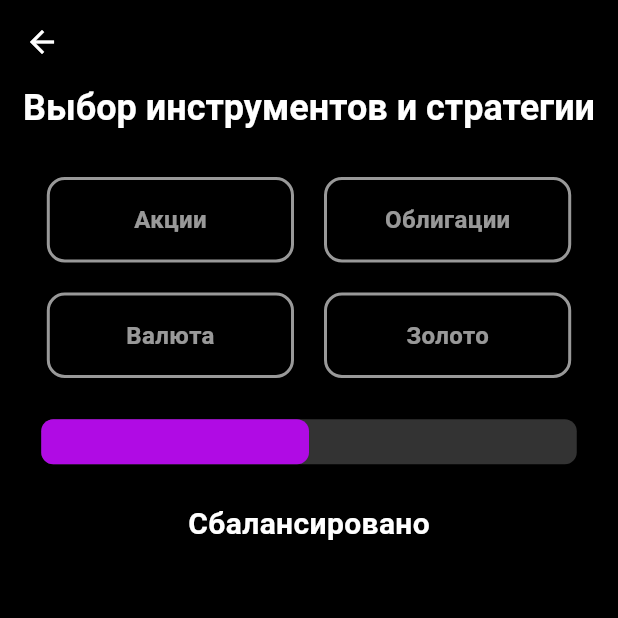
After one commit to team-x4lva/investify-client, a Flutter app: the DetailsPage screen opened by its route, on a phone screen of 412 x 824 dp, the top half of it. The commit adds this screen. Run offline on Flutter 3.47's test engine with Material 3 defaults, Android fonts, the phone set to English and light mode, and no system bars; drawn by our look-alikes of flutter_xlider; our stand-ins replace auto_route, google_fonts, syncfusion_flutter_datepicker.

Commit message:
part of details screen

```diff
--- a/lib/core/router/router.dart
+++ b/lib/core/router/router.dart
@@ -7,7 +7,11 @@ class AppRouter extends RootStackRouter {
   List<AutoRoute> get routes => [
         AutoRoute(page: HomeRoute.page, initial: true, children: [
           AutoRoute(page: SetupRoute.page, path: 'setup'),
-          AutoRoute(page: JournalRoute.page, path: 'journal')
-        ])
+          AutoRoute(
+            page: JournalRoute.page,
+            path: 'journal',
+          ),
+        ]),
+        AutoRoute(page: DetailsRoute.page, path: '/details')
       ];
 }
--- a/lib/core/widgets/investify_text_input.dart
+++ b/lib/core/widgets/investify_text_input.dart
@@ -4,14 +4,17 @@ class InvestifyTextInput extends StatelessWidget {
   const InvestifyTextInput({
     super.key,
     required this.hintText,
+    required this.controller,
   });
 
   final String hintText;
+  final TextEditingController controller;
 
   @override
   Widget build(BuildContext context) {
     final theme = Theme.of(context);
     return TextFormField(
+      controller: controller,
       style: TextStyle(
           color: theme.colorScheme.onSurface,
           fontSize: 20,
--- /dev/null
+++ b/lib/core/widgets/picker_widget.dart
@@ -0,0 +1,72 @@
+import 'package:flutter/material.dart';
+
+class PickerWidget extends StatefulWidget {
+  final List<String> elements;
+  final Color color;
+
+  const PickerWidget({
+    super.key,
+    required this.elements,
+    required this.color,
+    required this.pickedItems,
+  });
+  final List<String> pickedItems;
+  @override
+  // ignore: library_private_types_in_public_api
+  _PickerWidgetState createState() => _PickerWidgetState();
+}
+
+class _PickerWidgetState extends State<PickerWidget> {
+  @override
+  Widget build(BuildContext context) {
+    final theme = Theme.of(context);
+    return Wrap(
+      children: widget.elements.map((item) {
+        return GestureDetector(
+          onTap: () {
+            setState(() {
+              if (widget.pickedItems.contains(item)) {
+                widget.pickedItems.remove(item);
+              } else {
+                widget.pickedItems.add(item);
+              }
+            });
+          },
+          child: FittedBox(
+            fit: BoxFit.cover,
+            child: AnimatedContainer(
+              width: MediaQuery.of(context).size.width * 0.4,
+              curve: Curves.easeOut,
+              duration: const Duration(milliseconds: 200),
+              margin: const EdgeInsets.all(10),
+              padding: const EdgeInsets.symmetric(vertical: 15, horizontal: 20),
+              decoration: BoxDecoration(
+                color: widget.pickedItems.contains(item)
+                    ? widget.color
+                    : Colors.transparent,
+                borderRadius: BorderRadius.circular(12.0),
+                border: Border.all(
+                  color: widget.pickedItems.contains(item)
+                      ? widget.color
+                      : theme.hintColor,
+                  width: 2.0,
+                ),
+              ),
+              child: Center(
+                child: Text(
+                  item,
+                  style: TextStyle(
+                      color: widget.pickedItems.contains(item)
+                          ? theme.colorScheme.onSurface
+                          : theme.hintColor,
+                      fontWeight: FontWeight.bold,
+                      fontSize: 16),
+                ),
+              ),
+            ),
+          ),
+        );
+      }).toList(),
+    );
+  }
+}
--- a/lib/main.dart
+++ b/lib/main.dart
@@ -4,18 +4,19 @@ import 'package:investify/core/theme/theme.dart';
 
 void main() {
   WidgetsFlutterBinding.ensureInitialized();
-  runApp(const MainApp());
+  runApp(MainApp());
 }
 
 class MainApp extends StatelessWidget {
-  const MainApp({super.key});
+  MainApp({super.key});
+  final AppRouter _approuter = AppRouter();
 
   @override
   Widget build(BuildContext context) {
     return MaterialApp.router(
       debugShowCheckedModeBanner: false,
       theme: AppTheme.darkTheme,
-      routerConfig: AppRouter().config(),
+      routerConfig: _approuter.config(),
     );
   }
 }
--- /dev/null
+++ b/lib/presentation/details/view/details.dart
@@ -0,0 +1,123 @@
+import 'package:auto_route/auto_route.dart';
+import 'package:flutter/material.dart';
+import 'package:flutter_xlider/flutter_xlider.dart';
+import 'package:investify/core/widgets/picker_widget.dart';
+
+@RoutePage()
+class DetailsPage extends StatefulWidget {
+  const DetailsPage({super.key});
+
+  @override
+  State<DetailsPage> createState() => _DetailsPageState();
+}
+
+class _DetailsPageState extends State<DetailsPage> {
+  List<String> callbackList = [];
+  double sliderValue = 0.0;
+
+  @override
+  Widget build(BuildContext context) {
+    final theme = Theme.of(context);
+    return Scaffold(
+      appBar: AppBar(),
+      body: SingleChildScrollView(
+        child: Padding(
+          padding: const EdgeInsets.symmetric(horizontal: 10),
+          child: Column(
+            crossAxisAlignment: CrossAxisAlignment.center,
+            mainAxisAlignment: MainAxisAlignment.start,
+            children: [
+              Text(
+                'Выбор инструментов и стратегии',
+                textAlign: TextAlign.center,
+                style: theme.textTheme.headlineSmall
+                    ?.copyWith(fontWeight: FontWeight.bold),
+              ),
+              const SizedBox(
+                height: 20,
+              ),
+              PickerWidget(elements: const [
+                'Акции',
+                'Облигации',
+                'Валюта',
+                'Золото',
+              ], color: theme.primaryColor, pickedItems: callbackList),
+              CustomSlider(onValueChanged: (_) {})
+            ],
+          ),
+        ),
+      ),
+    );
+  }
+}
+
+class CustomSlider extends StatefulWidget {
+  final ValueChanged<String> onValueChanged;
+
+  const CustomSlider({required this.onValueChanged, super.key});
+
+  @override
+  State<CustomSlider> createState() => _CustomSliderState();
+}
+
+class _CustomSliderState extends State<CustomSlider> {
+  final List<String> options = [
+    "Консервативный",
+    "Сбалансировано",
+    "Агрессивно"
+  ];
+  double currentValue = 50;
+
+  @override
+  Widget build(BuildContext context) {
+    final theme = Theme.of(context);
+    return Column(
+      mainAxisSize: MainAxisSize.min,
+      children: [
+        FlutterSlider(
+          values: [currentValue],
+          min: 0,
+          max: 100,
+          tooltip: FlutterSliderTooltip(disabled: true),
+          trackBar: FlutterSliderTrackBar(
+            inactiveTrackBarHeight: 30,
+            activeTrackBarHeight: 30,
+            inactiveTrackBar: BoxDecoration(
+              color: theme.hintColor.withOpacity(0.2),
+              borderRadius: BorderRadius.circular(8),
+            ),
+            activeTrackBar: BoxDecoration(
+              color: theme.primaryColor,
+              borderRadius: BorderRadius.circular(8),
+            ),
+          ),
+          handler: FlutterSliderHandler(
+            decoration: const BoxDecoration(), // Убираем декорацию
+            child: const SizedBox.shrink(), // Заменяем на пустой виджет
+          ),
+          onDragging: (handlerIndex, lowerValue, upperValue) {
+            setState(() {
+              currentValue = lowerValue;
+              if (currentValue < 33.33) {
+                widget.onValueChanged(options[0]);
+              } else if (currentValue < 66.66) {
+                widget.onValueChanged(options[1]);
+              } else {
+                widget.onValueChanged(options[2]);
+              }
+            });
+          },
+        ),
+        const SizedBox(height: 8),
+        Text(
+          currentValue < 33.33
+              ? options[0]
+              : currentValue < 66.66
+                  ? options[1]
+                  : options[2],
+          style: const TextStyle(fontSize: 20, fontWeight: FontWeight.bold),
+        ),
+      ],
+    );
+  }
+}
--- a/lib/presentation/setup/view/setup.dart
+++ b/lib/presentation/setup/view/setup.dart
@@ -1,5 +1,6 @@
 import 'package:auto_route/auto_route.dart';
 import 'package:flutter/material.dart';
+import 'package:investify/core/router/router.gr.dart';
 import 'package:investify/core/widgets/widgets.dart';
 import 'package:syncfusion_flutter_datepicker/datepicker.dart';
 
@@ -12,16 +13,9 @@ class SetupPage extends StatefulWidget {
 }
 
 class _SetupPageState extends State<SetupPage> {
-  bool isRangeSelected = false;
-  bool isMoneySelected = false;
-  String selectedRange = 'Среднесрочный';
-  List<Widget> rangesList = [
-    const Center(
-      child: CupertinoText('Короткосрочный (неделя - месяц)'),
-    ),
-    const Center(child: CupertinoText('Среднесрочный (месяц - год)')),
-    const Center(child: CupertinoText('Долгосрочный (несколько лет)'))
-  ];
+  final daysController = TextEditingController();
+  final moneyController = TextEditingController();
+
   @override
   Widget build(BuildContext context) {
     final theme = Theme.of(context);
@@ -45,17 +39,19 @@ class _SetupPageState extends State<SetupPage> {
                 ),
               ),
             ),
-            const Column(
+            Column(
               children: [
                 Padding(
-                  padding: EdgeInsets.symmetric(horizontal: 20),
+                  padding: const EdgeInsets.symmetric(horizontal: 20),
                   child: InvestifyTextInput(
+                      controller: daysController,
                       hintText: 'Приблизительный срок в днях'),
                 ),
-                SizedBox(height: 40),
+                const SizedBox(height: 40),
                 Padding(
-                  padding: EdgeInsets.symmetric(horizontal: 20),
+                  padding: const EdgeInsets.symmetric(horizontal: 20),
                   child: InvestifyTextInput(
+                      controller: moneyController,
                       hintText: 'Введите сумму инвестиций     ₽'),
                 ),
               ],
@@ -79,7 +75,12 @@ class _SetupPageState extends State<SetupPage> {
                   )
                 ],
               ),
-              onTap: () {},
+              onTap: () {
+                if (daysController.text.isNotEmpty ||
+                    moneyController.text.isNotEmpty) {
+                  context.router.push(const DetailsRoute());
+                }
+              },
             )
           ],
         ),
--- a/pubspec.yaml
+++ b/pubspec.yaml
@@ -15,6 +15,7 @@ dependencies:
   google_fonts: ^6.2.1
   path_provider: ^2.1.5
   syncfusion_flutter_datepicker: ^27.2.5
+  flutter_xlider: ^3.5.0
 
 
 dev_dependencies:
```
Also changed, not shown: lib/core/router/router.gr.dart, pubspec.lock.
